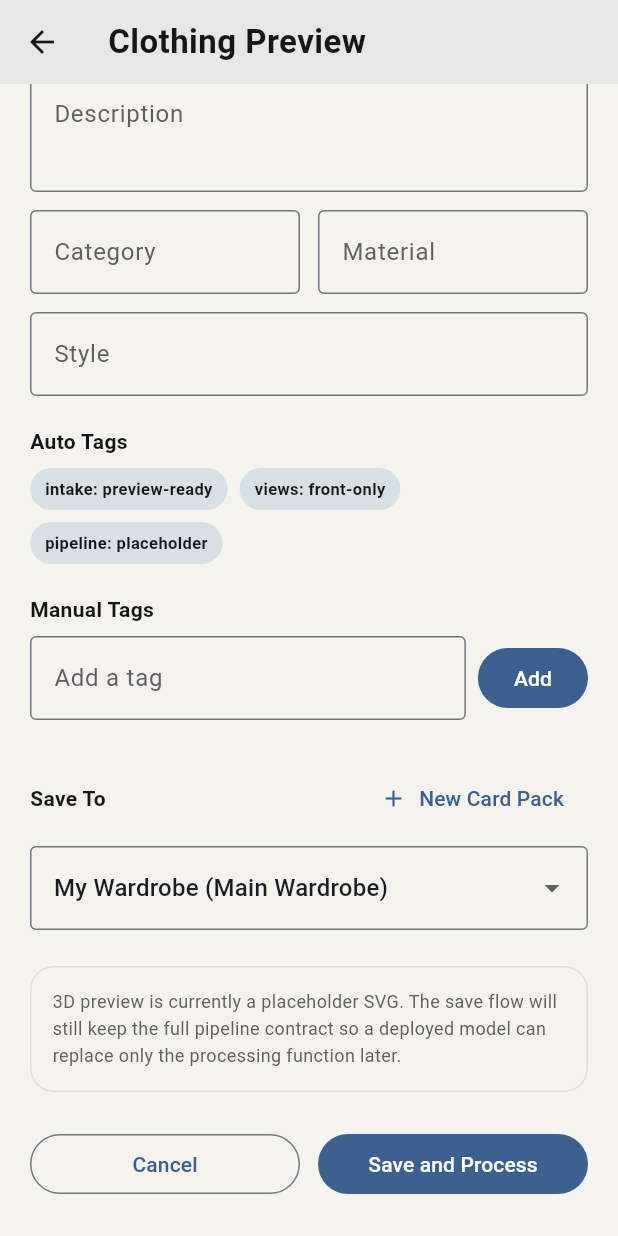
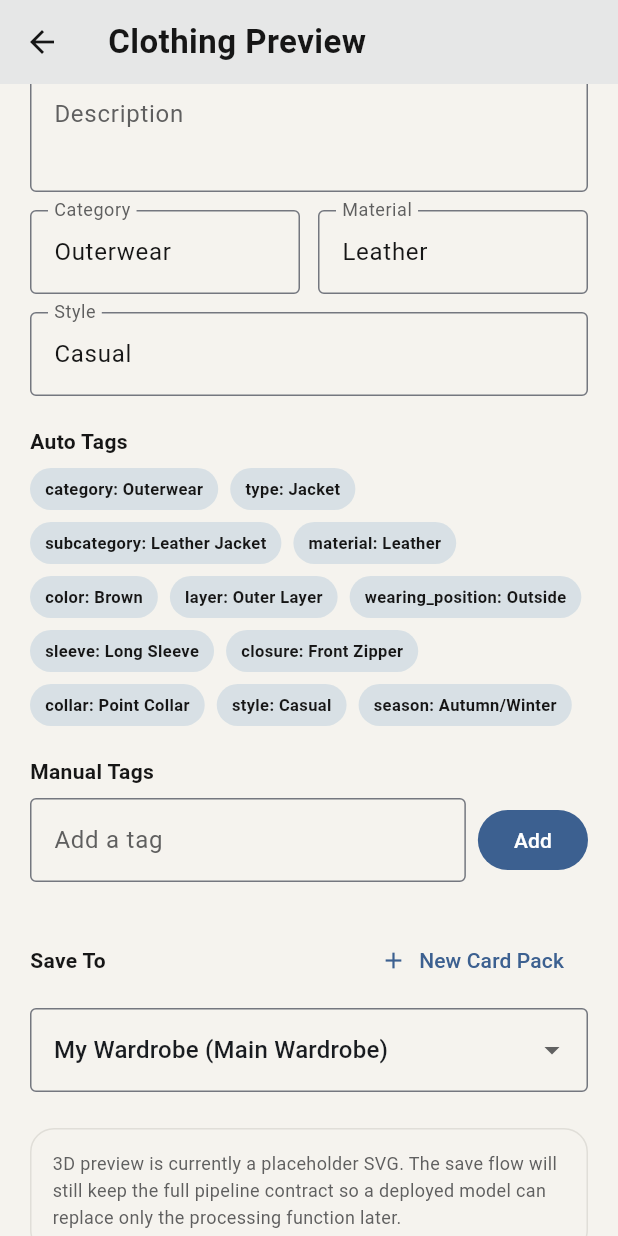
Before and after one commit to AI-Wardrobe-Master/AI_Wardrobe_Master, a Flutter app: the ClothingIntakeScreen screen opened directly with empty values, scrolled down 485 dp, on a phone screen of 412 x 824 dp. Run offline on Flutter 3.47's test engine with Material 3 defaults, Android fonts, the phone set to English and light mode, and no system bars; our stand-ins replace cached_network_image, camera, dio, flutter_svg, image_picker, shared_preferences; missing offline and left inert: model_viewer_plus; accounts and stored records are empty; network calls fail; key blocks and very long unbroken strings in the code were emptied for the run.

Commit message:
Polish mobile wardrobe sharing and demo tags

```diff
--- a/ai_wardrobe_app/lib/ui/screens/capture/clothing_intake_screen.dart
+++ b/ai_wardrobe_app/lib/ui/screens/capture/clothing_intake_screen.dart
@@ -35,20 +35,34 @@
   bool _loadingWardrobes = true;
   bool _creatingWardrobe = false;
 
+  static const List<Map<String, String>> _demoLeatherJacketTags =
+      <Map<String, String>>[
+        <String, String>{'key': 'category', 'value': 'Outerwear'},
+        <String, String>{'key': 'type', 'value': 'Jacket'},
+        <String, String>{'key': 'subcategory', 'value': 'Leather Jacket'},
+        <String, String>{'key': 'material', 'value': 'Leather'},
+        <String, String>{'key': 'color', 'value': 'Brown'},
+        <String, String>{'key': 'layer', 'value': 'Outer Layer'},
+        <String, String>{'key': 'wearing_position', 'value': 'Outside'},
+        <String, String>{'key': 'sleeve', 'value': 'Long Sleeve'},
+        <String, String>{'key': 'closure', 'value': 'Front Zipper'},
+        <String, String>{'key': 'collar', 'value': 'Point Collar'},
+        <String, String>{'key': 'style', 'value': 'Casual'},
+        <String, String>{'key': 'season', 'value': 'Autumn/Winter'},
+      ];
+
   @override
   void initState() {
     super.initState();
-    _autoTags = <Map<String, String>>[
-      const <String, String>{'key': 'intake', 'value': 'preview-ready'},
-      <String, String>{
-        'key': 'views',
-        'value': widget.backImage == null ? 'front-only' : 'front-and-back',
-      },
-      const <String, String>{'key': 'pipeline', 'value': 'placeholder'},
-    ];
+    _autoTags = _demoLeatherJacketTags
+        .map((tag) => Map<String, String>.from(tag))
+        .toList();
     _nameController.text = widget.frontImage.filename.isNotEmpty
         ? widget.frontImage.filename.split('.').first
         : 'New Clothing Item';
+    _categoryController.text = 'Outerwear';
+    _materialController.text = 'Leather';
+    _styleController.text = 'Casual';
     _loadWardrobes();
   }
 
--- a/ai_wardrobe_app/lib/ui/screens/outfit_canvas_screen.dart
+++ b/ai_wardrobe_app/lib/ui/screens/outfit_canvas_screen.dart
@@ -2323,6 +2323,7 @@
       'saveImageToGallery',
       <String, dynamic>{'fileName': fileName, 'bytes': previewBytes},
     );
+    WardrobeRefreshNotifier.requestRefresh();
     return preview.wardrobeWid;
   }
 
```
Also changed, not shown: ai_wardrobe_app/lib/services/wardrobe_service.dart (+38 -4 lines), ai_wardrobe_app/lib/ui/screens/capture/processing_screen.dart (+41 -5 lines), ai_wardrobe_app/lib/ui/screens/discover_screen.dart (+34 -0 lines), ai_wardrobe_app/lib/ui/screens/imported_looks_screen.dart (+14 -0 lines), ai_wardrobe_app/lib/ui/screens/shared_wardrobe_detail_screen.dart (+6 -5 lines), ai_wardrobe_app/lib/ui/screens/wardrobe_management_screen.dart (+9 -3 lines), ai_wardrobe_app/lib/ui/screens/wardrobe_screen.dart (+15 -6 lines), 3 other files.
